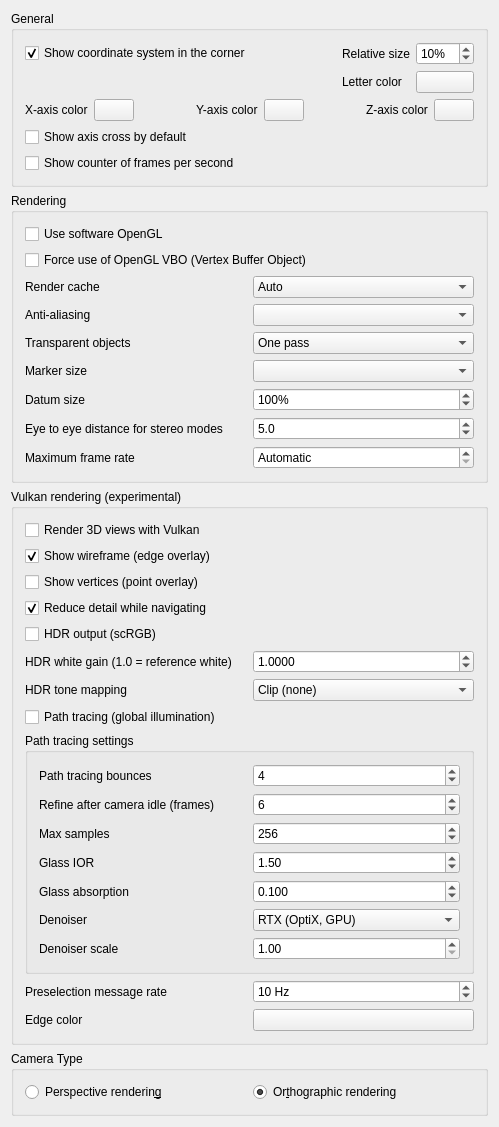
brianmk/FreeCAD-vulkan, file src/Gui/PreferencePages/DlgSettings3DView.ui: the form before one commit.
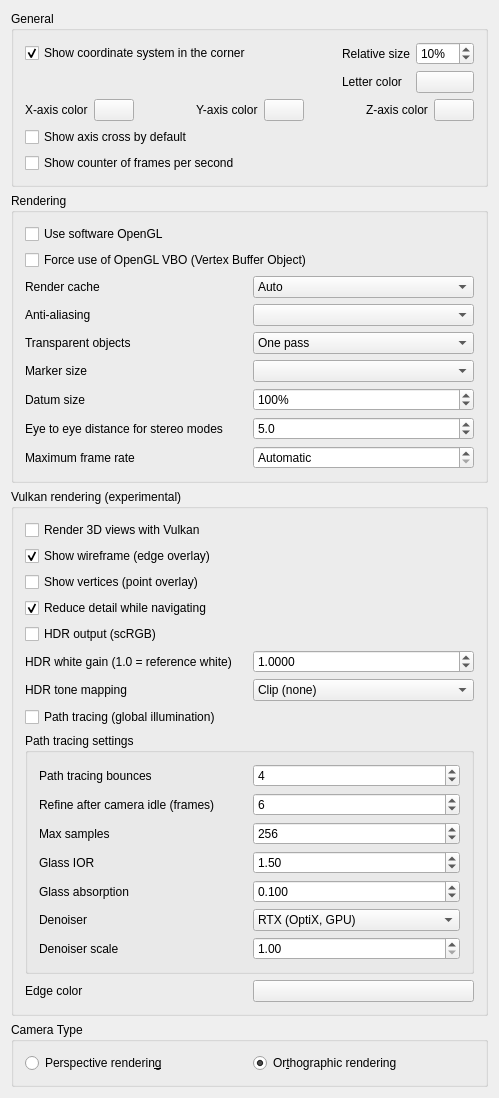
The form after the commit. Custom widgets are drawn as their Qt base class.

Commit message: Gui: drop the preselection message throttle and retire obsolete view prefs

What changed in the file:
```diff
--- a/src/Gui/PreferencePages/DlgSettings3DView.ui
+++ b/src/Gui/PreferencePages/DlgSettings3DView.ui
@@ -1058,43 +1058,7 @@
            </widget>
           </item>
          <item>
-          <layout class="QHBoxLayout" name="horizontalLayoutPreselMsg">
-        <item>
-         <widget class="QLabel" name="labelPreselMsg">
-          <property name="text">
-           <string>Preselection message rate</string>
-          </property>
-          <property name="toolTip">
-           <string>How many times per second the status bar updates the coordinates of a preselected object while the cursor moves over the model.  Higher values feel more responsive but rebuild the position string more often.  Set to 0 to disable the live coordinate readout (valuable on very large models).</string>
-          </property>
-         </widget>
-        </item>
-        <item>
-         <widget class="Gui::PrefSpinBox" name="SpinBox_PreselMsg">
-          <property name="prefEntry" stdset="0">
-           <cstring>PreselectionMessageRate</cstring>
-          </property>
-          <property name="prefPath" stdset="0">
-           <cstring>View</cstring>
-          </property>
-          <property name="minimum">
-           <number>0</number>
-          </property>
-          <property name="maximum">
-           <number>120</number>
-          </property>
-          <property name="value">
-           <number>10</number>
-          </property>
-          <property name="suffix">
-           <string> Hz</string>
-          </property>
-         </widget>
-        </item>
-       </layout>
-      </item>
-      <item>
-        <layout class="QHBoxLayout" name="horizontalLayoutVulkanEdge">
+           <layout class="QHBoxLayout" name="horizontalLayoutVulkanEdge">
         <item>
          <widget class="QLabel" name="labelVulkanEdgeColor">
           <property name="text">
```
The commit also changes 5 other files.
